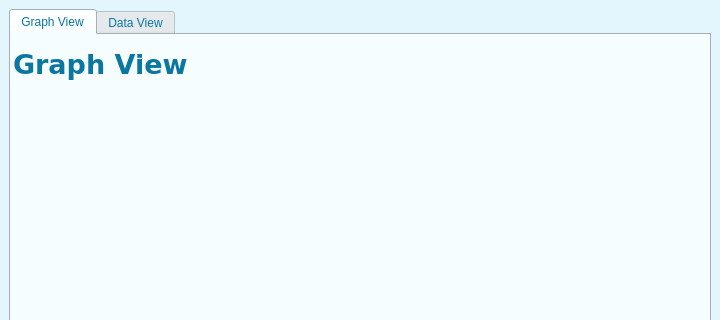
The window that gui/resources/mainwindow.ui (ashrec04/nmea-ctrl-system) describes before a commit, drawn with Qt 5; both pictures show x 0 to 720 and y 0 to 320 of the 720 by 1280 pixel window.
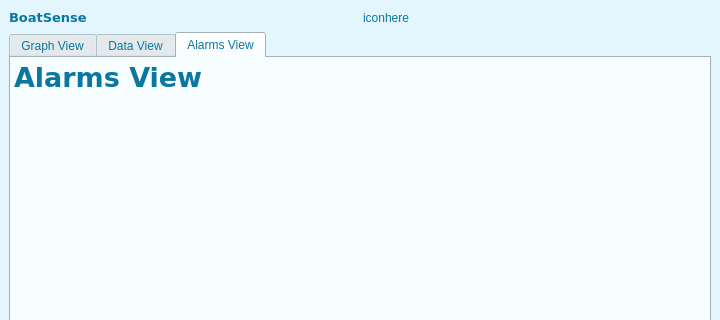
The same window after the commit. The open tabs and pages were chosen to show the change.

Commit message: App Title added and alarms page added to tabs

The edit to the form file:
```diff
--- a/gui/resources/mainwindow.ui
+++ b/gui/resources/mainwindow.ui
@@ -506,7 +506,32 @@
   <widget class="QWidget" name="centralwidget">
    <layout class="QHBoxLayout" name="horizontalLayout">
     <item>
-     <layout class="QVBoxLayout" name="verticalLayout" stretch="0">
+     <layout class="QVBoxLayout" name="verticalLayout" stretch="0,0">
+      <item>
+       <layout class="QHBoxLayout" name="horizontalLayout_2">
+        <item>
+         <widget class="QLabel" name="boatSenseNameLabel">
+          <property name="font">
+           <font>
+            <family>Verdana</family>
+            <pointsize>10</pointsize>
+            <bold>true</bold>
+           </font>
+          </property>
+          <property name="text">
+           <string>BoatSense</string>
+          </property>
+         </widget>
+        </item>
+        <item>
+         <widget class="QLabel" name="boatSenseIconLabel">
+          <property name="text">
+           <string>iconhere</string>
+          </property>
+         </widget>
+        </item>
+       </layout>
+      </item>
       <item>
        <widget class="QTabWidget" name="tabWidget">
         <property name="currentIndex">
@@ -525,9 +550,9 @@
           <property name="geometry">
            <rect>
             <x>-1</x>
-            <y>10</y>
+            <y>0</y>
             <width>691</width>
-            <height>1151</height>
+            <height>1161</height>
            </rect>
           </property>
           <layout class="QVBoxLayout" name="verticalLayout_4" stretch="1,25">
@@ -611,6 +636,53 @@
           </layout>
          </widget>
         </widget>
+        <widget class="QWidget" name="tab">
+         <attribute name="title">
+          <string>Alarms View</string>
+         </attribute>
+         <widget class="QWidget" name="verticalLayoutWidget_3">
+          <property name="geometry">
+           <rect>
+            <x>0</x>
+            <y>0</y>
+            <width>691</width>
+            <height>1161</height>
+           </rect>
+          </property>
+          <layout class="QVBoxLayout" name="verticalLayout_6" stretch="1,25">
+           <item>
+            <widget class="QLabel" name="alarmViewTitleLabel">
+             <property name="font">
+              <font>
+               <family>Verdana</family>
+               <pointsize>20</pointsize>
+               <bold>true</bold>
+              </font>
+             </property>
+             <property name="text">
+              <string>Alarms View</string>
+             </property>
+             <property name="alignment">
+              <set>Qt::AlignmentFlag::AlignLeading|Qt::AlignmentFlag::AlignLeft|Qt::AlignmentFlag::AlignTop</set>
+             </property>
+             <property name="indent">
+              <number>3</number>
+             </property>
+            </widget>
+           </item>
+           <item>
+            <layout class="QGridLayout" name="alarmGridLayout">
+             <property name="sizeConstraint">
+              <enum>QLayout::SizeConstraint::SetFixedSize</enum>
+             </property>
+             <property name="leftMargin">
+              <number>0</number>
+             </property>
+            </layout>
+           </item>
+          </layout>
+         </widget>
+        </widget>
        </widget>
       </item>
      </layout>
```
Left out of the diff: 2 changed lines with no effect on the pictures. The commit also changes 1 other file.
